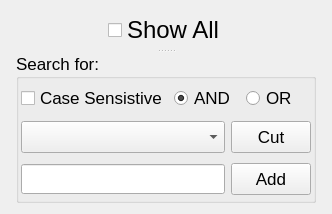
The window that ui_forms/selectoptions.ui (parisolab/mathmod) describes before a commit, drawn with Qt 5.
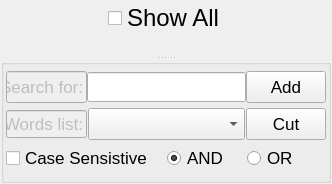
The same window after the commit.

The edit to the form file:
```diff
--- a/ui_forms/selectoptions.ui
+++ b/ui_forms/selectoptions.ui
@@ -7,7 +7,7 @@
     <x>0</x>
     <y>0</y>
     <width>332</width>
-    <height>214</height>
+    <height>184</height>
    </rect>
   </property>
   <property name="sizePolicy">
@@ -20,53 +20,88 @@
    <string>Search Options</string>
   </property>
   <layout class="QGridLayout" name="gridLayout_2">
+   <property name="leftMargin">
+    <number>1</number>
+   </property>
+   <property name="topMargin">
+    <number>1</number>
+   </property>
+   <property name="rightMargin">
+    <number>1</number>
+   </property>
+   <property name="bottomMargin">
+    <number>1</number>
+   </property>
+   <property name="spacing">
+    <number>1</number>
+   </property>
    <item row="0" column="0">
     <widget class="QSplitter" name="splitter">
      <property name="orientation">
       <enum>Qt::Vertical</enum>
      </property>
+     <property name="handleWidth">
+      <number>3</number>
+     </property>
      <widget class="QWidget" name="layoutWidget">
-      <layout class="QHBoxLayout" name="horizontalLayout_4">
+      <layout class="QVBoxLayout" name="verticalLayout">
        <item>
-        <spacer name="horizontalSpacer_3">
-         <property name="orientation">
-          <enum>Qt::Horizontal</enum>
-         </property>
-         <property name="sizeHint" stdset="0">
-          <size>
-           <width>40</width>
-           <height>20</height>
-          </size>
-         </property>
-        </spacer>
+        <layout class="QHBoxLayout" name="horizontalLayout_4">
+         <item>
+          <spacer name="horizontalSpacer_3">
+           <property name="orientation">
+            <enum>Qt::Horizontal</enum>
+           </property>
+           <property name="sizeHint" stdset="0">
+            <size>
+             <width>40</width>
+             <height>20</height>
+            </size>
+           </property>
+          </spacer>
+         </item>
+         <item>
+          <widget class="QCheckBox" name="ShowAllcheckBox">
+           <property name="font">
+            <font>
+             <pointsize>18</pointsize>
+            </font>
+           </property>
+           <property name="layoutDirection">
+            <enum>Qt::LeftToRight</enum>
+           </property>
+           <property name="text">
+            <string>Show All</string>
+           </property>
+           <property name="checked">
+            <bool>false</bool>
+           </property>
+          </widget>
+         </item>
+         <item>
+          <spacer name="horizontalSpacer_4">
+           <property name="orientation">
+            <enum>Qt::Horizontal</enum>
+           </property>
+           <property name="sizeHint" stdset="0">
+            <size>
+             <width>40</width>
+             <height>20</height>
+            </size>
+           </property>
+          </spacer>
+         </item>
+        </layout>
        </item>
        <item>
-        <widget class="QCheckBox" name="ShowAllcheckBox">
-         <property name="font">
-          <font>
-           <pointsize>18</pointsize>
-          </font>
-         </property>
-         <property name="layoutDirection">
-          <enum>Qt::LeftToRight</enum>
-         </property>
-         <property name="text">
-          <string>Show All</string>
-         </property>
-         <property name="checked">
-          <bool>false</bool>
-         </property>
-        </widget>
-       </item>
-       <item>
-        <spacer name="horizontalSpacer_4">
+        <spacer name="verticalSpacer">
          <property name="orientation">
-          <enum>Qt::Horizontal</enum>
+          <enum>Qt::Vertical</enum>
          </property>
          <property name="sizeHint" stdset="0">
           <size>
-           <width>40</width>
-           <height>20</height>
+           <width>283</width>
+           <height>13</height>
           </size>
          </property>
         </spacer>
@@ -76,8 +111,8 @@
      <widget class="QGroupBox" name="SelectgroupBox">
       <property name="maximumSize">
        <size>
-        <width>300</width>
-        <height>150</height>
+        <width>900</width>
+        <height>900</height>
        </size>
       </property>
       <property name="font">
@@ -85,8 +120,11 @@
         <pointsize>13</pointsize>
        </font>
       </property>
+      <property name="layoutDirection">
+       <enum>Qt::LeftToRight</enum>
+      </property>
       <property name="title">
-       <string>Search for:</string>
+       <string/>
       </property>
       <property name="checkable">
        <bool>false</bool>
@@ -105,64 +143,107 @@
         <number>2</number>
        </property>
        <property name="bottomMargin">
+        <number>2</number>
+       </property>
+       <property name="spacing">
         <number>1</number>
        </property>
        <item row="0" column="0">
-        <widget class="QCheckBox" name="CaseSensitiveCheckBox">
-         <property name="text">
-          <string>Case Sensistive</string>
+        <layout class="QHBoxLayout" name="horizontalLayout_2">
+         <property name="spacing">
+          <number>0</number>
          </property>
-        </widget>
-       </item>
-       <item row="0" column="1">
-        <layout class="QHBoxLayout" name="horizontalLayout_3">
          <item>
-          <widget class="QRadioButton" name="AND">
+          <widget class="QLineEdit" name="lineEdit">
+           <property name="enabled">
+            <bool>false</bool>
+           </property>
+           <property name="sizePolicy">
+            <sizepolicy hsizetype="Expanding" vsizetype="Preferred">
+             <horstretch>0</horstretch>
+             <verstretch>0</verstretch>
+            </sizepolicy>
+           </property>
+           <property name="maximumSize">
+            <size>
+             <width>81</width>
+             <height>16777215</height>
+            </size>
+           </property>
            <property name="text">
-            <string>AND</string>
+            <string>Search for:</string>
            </property>
-           <property name="checked">
-            <bool>true</bool>
+          </widget>
+         </item>
+         <item>
+          <widget class="QLineEdit" name="StringlineEdit">
+           <property name="minimumSize">
+            <size>
+             <width>0</width>
+             <height>30</height>
+            </size>
            </property>
-           <attribute name="buttonGroup">
-            <string notr="true">buttonGroup</string>
-           </attribute>
+           <property name="maximumSize">
+            <size>
+             <width>16777215</width>
+             <height>16777215</height>
+            </size>
+           </property>
           </widget>
          </item>
          <item>
-          <widget class="QRadioButton" name="radioButton">
+          <widget class="QPushButton" name="addpushButton">
+           <property name="sizePolicy">
+            <sizepolicy hsizetype="Fixed" vsizetype="Fixed">
+             <horstretch>0</horstretch>
+             <verstretch>0</verstretch>
+            </sizepolicy>
+           </property>
+           <property name="minimumSize">
+            <size>
+             <width>77</width>
+             <height>32</height>
+            </size>
+           </property>
+           <property name="maximumSize">
+            <size>
+             <width>81</width>
+             <height>16777215</height>
+            </size>
+           </property>
            <property name="text">
-            <string>OR</string>
+            <string>Add</string>
            </property>
-           <attribute name="buttonGroup">
-            <string notr="true">buttonGroup</string>
-           </attribute>
           </widget>
          </item>
         </layout>
        </item>
-       <item row="1" column="0" colspan="2">
+       <item row="1" column="0">
         <layout class="QHBoxLayout" name="horizontalLayout">
          <property name="spacing">
-          <number>-1</number>
+          <number>1</number>
          </property>
-         <property name="leftMargin">
-          <number>0</number>
-         </property>
-         <property name="topMargin">
-          <number>0</number>
-         </property>
-         <property name="rightMargin">
-          <number>0</number>
-         </property>
-         <property name="bottomMargin">
-          <number>0</number>
-         </property>
+         <item>
+          <widget class="QLineEdit" name="lineEdit_2">
+           <property name="enabled">
+            <bool>false</bool>
+           </property>
+           <property name="maximumSize">
+            <size>
+             <width>81</width>
+             <height>16777215</height>
+            </size>
+           </property>
+           <property name="text">
+            <string>Words list:</string>
+           </property>
+          </widget>
+         </item>
          <item>
           <widget class="QComboBox" name="StringSelect">
            <property name="minimumSize">
             <size>
-             <width>200</width>
+             <width>0</width>
              <height>32</height>
             </size>
            </property>
@@ -198,37 +279,42 @@
          </item>
         </layout>
        </item>
-       <item row="2" column="0" colspan="2">
-        <layout class="QHBoxLayout" name="horizontalLayout_2">
+       <item row="2" column="0">
+        <layout class="QHBoxLayout" name="horizontalLayout_5">
          <item>
-          <widget class="QLineEdit" name="StringlineEdit">
-           <property name="minimumSize">
-            <size>
-             <width>0</width>
-             <height>30</height>
-            </size>
-           </property>
-          </widget>
-         </item>
-         <item>
-          <widget class="QPushButton" name="addpushButton">
-           <property name="sizePolicy">
-            <sizepolicy hsizetype="Fixed" vsizetype="Fixed">
-             <horstretch>0</horstretch>
-             <verstretch>0</verstretch>
-            </sizepolicy>
-           </property>
-           <property name="minimumSize">
-            <size>
-             <width>77</width>
-             <height>32</height>
-            </size>
-           </property>
+          <widget class="QCheckBox" name="CaseSensitiveCheckBox">
            <property name="text">
-            <string>Add</string>
+            <string>Case Sensistive</string>
            </property>
           </widget>
          </item>
+         <item>
+          <layout class="QHBoxLayout" name="horizontalLayout_3">
+           <item>
+            <widget class="QRadioButton" name="AND">
+             <property name="text">
+              <string>AND</string>
+             </property>
+             <property name="checked">
+              <bool>true</bool>
+             </property>
+             <attribute name="buttonGroup">
+              <string notr="true">buttonGroup</string>
+             </attribute>
+            </widget>
+           </item>
+           <item>
+            <widget class="QRadioButton" name="radioButton">
+             <property name="text">
+              <string>OR</string>
+             </property>
+             <attribute name="buttonGroup">
+              <string notr="true">buttonGroup</string>
+             </attribute>
+            </widget>
+           </item>
+          </layout>
+         </item>
         </layout>
        </item>
       </layout>
```
